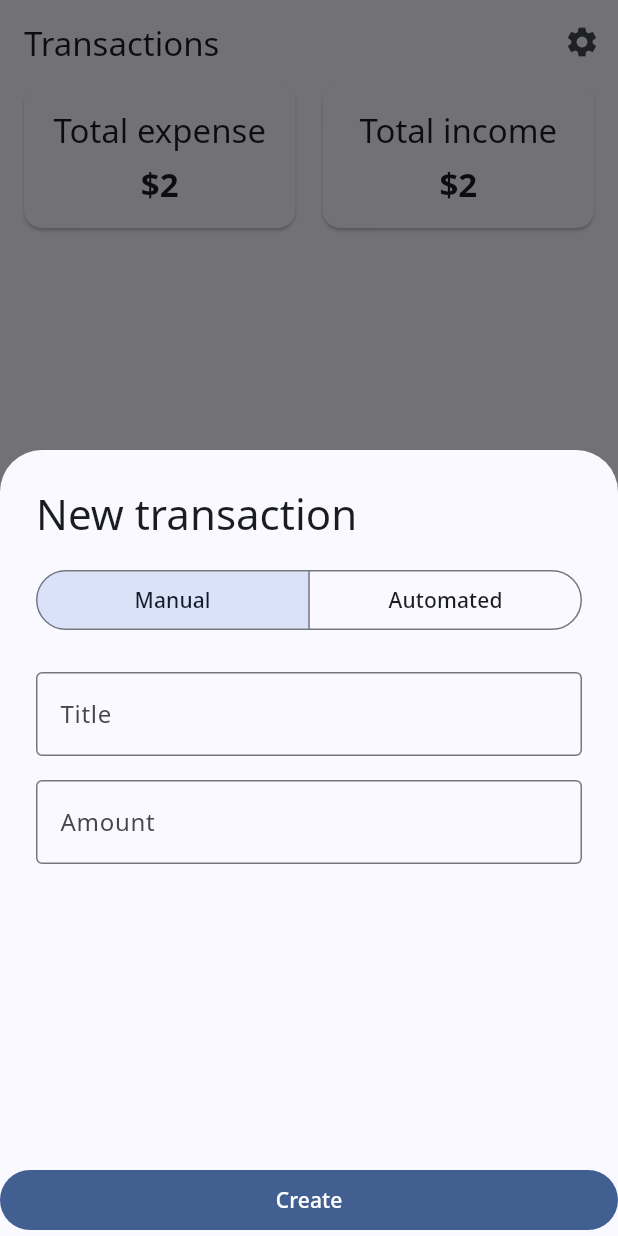
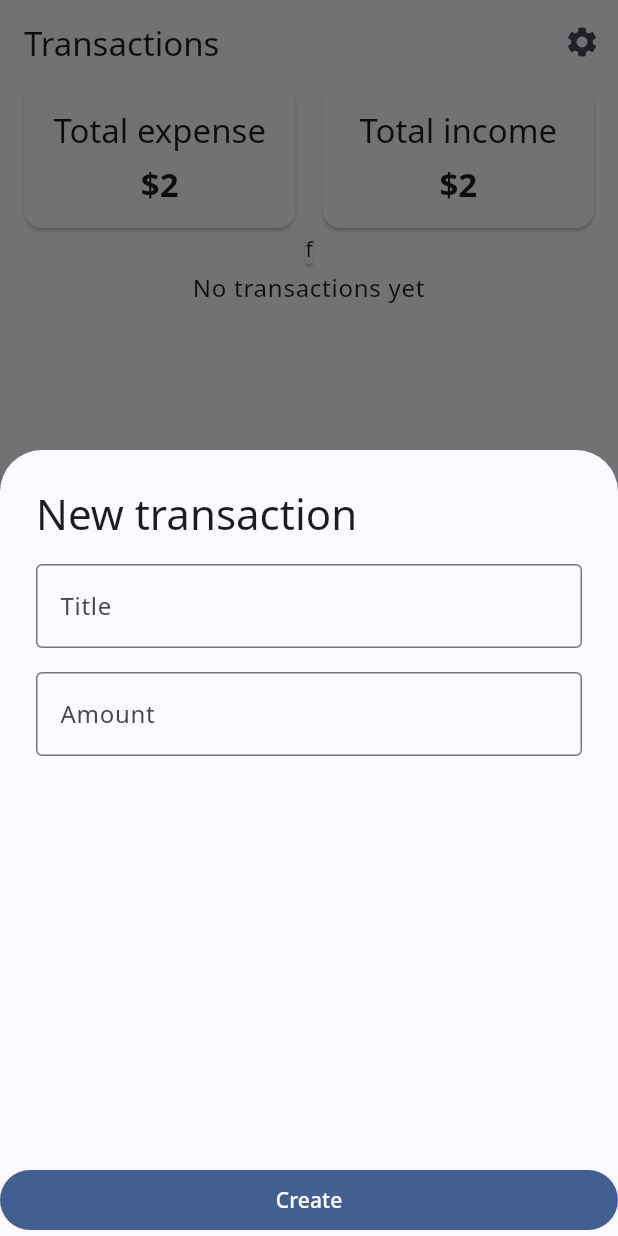
Before and after one commit to dhzdhd/exptrack, a Flutter app: the screen it shows after launch, after a tap on the "add" icon, on a phone screen of 412 x 824 dp. Run offline on Flutter 3.47's test engine with Material 3 defaults, Android fonts, the phone set to English and light mode, and no system bars; our stand-ins replace flutter_local_notifications, flutter_riverpod, fpdart, freezed_annotation, google_fonts, hive and 3 more; missing offline and left inert: flutter_background_service, flutter_background_service_android, notification_listener_service; accounts and stored records are empty; generated files the repository leaves out were written again.

Commit message:
Add transaction sheet

```diff
--- a/lib/main.dart
+++ b/lib/main.dart
@@ -2,7 +2,9 @@ import 'dart:async';
 import 'dart:ui';
 
 import 'package:exptrack/log.dart';
+import 'package:exptrack/src/home/repositories/auto_expense_repo.dart';
 import 'package:exptrack/src/home/repositories/subscription_repo.dart';
+import 'package:exptrack/src/home/repositories/transaction_repo.dart';
 import 'package:flutter/material.dart';
 import 'package:flutter_background_service/flutter_background_service.dart';
 import 'package:flutter_background_service_android/flutter_background_service_android.dart';
@@ -20,6 +22,8 @@ void main() async {
 
   await Hive.initFlutter();
   await SubscriptionRepository.init();
+  await TransactionRepository.init();
+  await AutoExpenseRepository.init();
 
   FlutterLocalNotificationsPlugin notifs = FlutterLocalNotificationsPlugin();
   await notifs
--- a/lib/src/home/views/pages/transactions.dart
+++ b/lib/src/home/views/pages/transactions.dart
@@ -1,10 +1,14 @@
+import 'package:exptrack/src/home/controllers/transaction_controller.dart';
 import 'package:flutter/material.dart';
+import 'package:flutter_riverpod/flutter_riverpod.dart';
 
-class TransactionsPage extends StatelessWidget {
+class TransactionsPage extends ConsumerWidget {
   const TransactionsPage({super.key});
 
   @override
-  Widget build(BuildContext context) {
+  Widget build(BuildContext context, WidgetRef ref) {
+    final transactions = ref.watch(transactionProvider);
+
     return Padding(
       padding: const EdgeInsets.only(left: 16.0, right: 16.0, bottom: 16.0),
       child: Column(
@@ -71,6 +75,54 @@ class TransactionsPage extends StatelessWidget {
               ),
             ],
           ),
+          Hero(
+            tag: 'automated-trackers',
+            child: Card(
+              child: Text('f'),
+            ),
+          ),
+          Expanded(
+            child: ListView(
+              children: transactions.isEmpty
+                  ? [
+                      Text(
+                        'No transactions yet',
+                        textAlign: TextAlign.center,
+                        style: Theme.of(context).textTheme.bodyLarge,
+                      )
+                    ]
+                  : transactions
+                      .map(
+                        (sub) => Column(
+                          children: [
+                            ListTile(
+                              contentPadding: EdgeInsets.zero,
+                              title: Text(
+                                sub.title,
+                                style: Theme.of(context)
+                                    .textTheme
+                                    .titleMedium!
+                                    .copyWith(fontWeight: FontWeight.normal),
+                              ),
+                              subtitle: Text(sub.startDate
+                                  .toString()
+                                  .split(RegExp(r':\d\d\.'))[0]),
+                              trailing: Text(
+                                '${sub.currency}${sub.amount} ',
+                                style: Theme.of(context)
+                                    .textTheme
+                                    .titleMedium!
+                                    .copyWith(
+                                      fontWeight: FontWeight.bold,
+                                    ),
+                              ),
+                            ),
+                          ],
+                        ),
+                      )
+                      .toList(),
+            ),
+          )
         ],
       ),
     );
--- a/lib/src/home/widgets/transaction_sheet.dart
+++ b/lib/src/home/widgets/transaction_sheet.dart
@@ -1,19 +1,21 @@
+import 'package:exptrack/src/home/controllers/transaction_controller.dart';
+import 'package:exptrack/src/home/models/transaction_model.dart';
 import 'package:flutter/material.dart';
-import 'package:exptrack/utils.dart';
+import 'package:flutter_riverpod/flutter_riverpod.dart';
+import 'package:fpdart/fpdart.dart' hide State;
 
-enum AutomatedSegment { manual, automated }
-
-class TransactionSheetWidget extends StatefulWidget {
+class TransactionSheetWidget extends ConsumerStatefulWidget {
   const TransactionSheetWidget({super.key});
 
   @override
-  State<TransactionSheetWidget> createState() => _TransactionSheetWidgetState();
+  ConsumerState<TransactionSheetWidget> createState() =>
+      _TransactionSheetWidgetState();
 }
 
-class _TransactionSheetWidgetState extends State<TransactionSheetWidget> {
+class _TransactionSheetWidgetState
+    extends ConsumerState<TransactionSheetWidget> {
   late final TextEditingController _titleController;
   late final TextEditingController _amountController;
-  AutomatedSegment selectedSegment = AutomatedSegment.manual;
 
   @override
   void initState() {
@@ -31,6 +33,8 @@ class _TransactionSheetWidgetState extends State<TransactionSheetWidget> {
 
   @override
   Widget build(BuildContext context) {
+    final transactionNotifier = ref.read(transactionProvider.notifier);
+
     return Padding(
       padding:
           EdgeInsets.only(bottom: MediaQuery.of(context).viewInsets.bottom),
@@ -50,26 +54,6 @@ class _TransactionSheetWidgetState extends State<TransactionSheetWidget> {
                     ),
                     Padding(
                       padding: const EdgeInsets.only(top: 16.0, bottom: 8.0),
-                      child: SegmentedButton<AutomatedSegment>(
-                        segments: AutomatedSegment.values
-                            .map(
-                              (e) => ButtonSegment(
-                                value: e,
-                                label: Text(e.name.capitalize()),
-                              ),
-                            )
-                            .toList(),
-                        selected: <AutomatedSegment>{selectedSegment},
-                        showSelectedIcon: false,
-                        onSelectionChanged: (newSelection) => {
-                          setState(() {
-                            selectedSegment = newSelection.first;
-                          })
-                        },
-                      ),
-                    ),
-                    Padding(
-                      padding: const EdgeInsets.only(top: 16.0, bottom: 8.0),
                       child: TextField(
                         controller: _titleController,
                         decoration: const InputDecoration(
@@ -78,9 +62,7 @@ class _TransactionSheetWidgetState extends State<TransactionSheetWidget> {
                         ),
                       ),
                     ),
-                    Visibility(
-                      visible: selectedSegment == AutomatedSegment.manual,
-                      child: Padding(
+                    Padding(
                       padding: const EdgeInsets.only(top: 8.0, bottom: 8.0),
                       child: Row(
                         children: [
@@ -97,7 +79,6 @@ class _TransactionSheetWidgetState extends State<TransactionSheetWidget> {
                         ],
                       ),
                     ),
-                    ),
                   ],
                 ),
               ),
@@ -106,16 +87,15 @@ class _TransactionSheetWidgetState extends State<TransactionSheetWidget> {
               width: double.infinity,
               child: FilledButton(
                 onPressed: () {
-                  // transactionNotifier.addSubscription(
-                  //   TransactionModel(
-                  //     title: _titleController.text,
-                  //     desc: 'None',
-                  //     amount: int.parse(_amountController.text),
-                  //     currency: currency,
-                  //     startDate: DateTime.now(),
-                  //     duration: Duration.zero
-                  //   ),
-                  // );
+                  transactionNotifier.addTransaction(
+                    TransactionModel(
+                        title: _titleController.text,
+                        desc: 'None',
+                        amount: int.parse(_amountController.text),
+                        currency: '\$',
+                        startDate: DateTime.now(),
+                        duration: const None()),
+                  );
                   Navigator.of(context).pop();
                 },
                 child: const Text('Create'),
```
Lines whose indentation alone changed are shown as unchanged.
